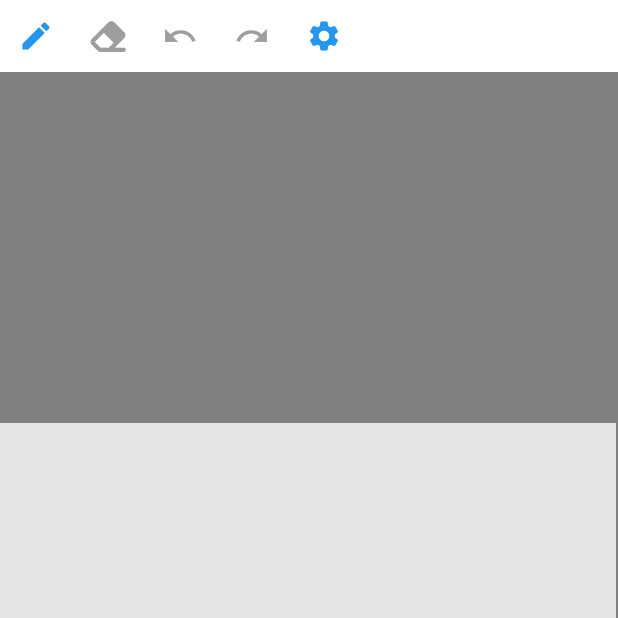
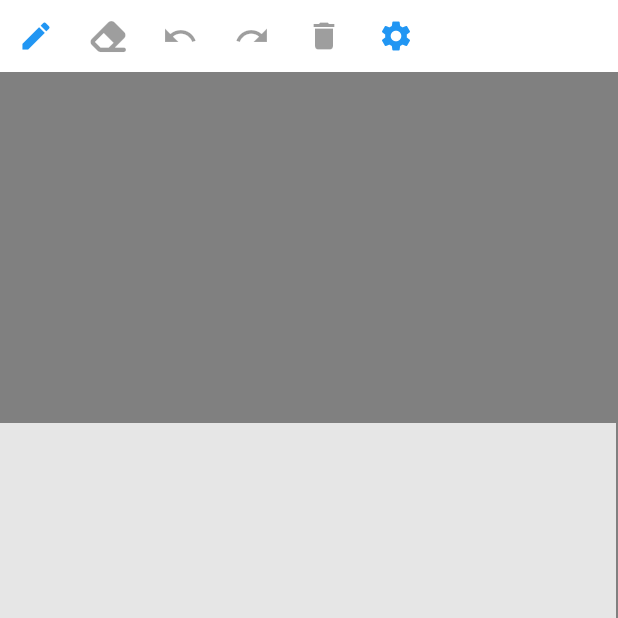
Before and after one commit to satochibi/mng_draw, a Flutter app: the screen it shows after launch, on a phone screen of 412 x 824 dp, the top half of it. Run offline on Flutter 3.47's test engine with Material 2 defaults, Android fonts, the phone set to English and light mode, and no system bars; our stand-ins replace font_awesome_flutter.

Commit message:
Undo, Delete機能を実装

```diff
--- a/lib/screens/edit_screen.dart
+++ b/lib/screens/edit_screen.dart
@@ -1,8 +1,7 @@
-import 'dart:io';
-
 import 'package:flutter/material.dart';
 import 'package:provider/provider.dart';
 import 'package:font_awesome_flutter/font_awesome_flutter.dart';
+import 'package:mng_draw/models/strokes_model.dart';
 import 'package:mng_draw/models/settings_model.dart';
 import 'package:mng_draw/widgets/art_board.dart';
 import 'package:mng_draw/screens/choose_pen_screen.dart';
@@ -14,6 +13,7 @@ class EditScreen extends StatelessWidget {
   @override
   Widget build(BuildContext context) {
     final settings = Provider.of<SettingsModel>(context);
+    final strokes = Provider.of<StrokesModel>(context);
 
     return Scaffold(
       body: Container(
@@ -50,9 +50,26 @@ class EditScreen extends StatelessWidget {
                     },
                   ),
                   const IconButton(
-                      icon: FaIcon(FontAwesomeIcons.eraser), onPressed: null),
-                  const IconButton(icon: Icon(Icons.undo), onPressed: null),
-                  const IconButton(icon: Icon(Icons.redo), onPressed: null),
+                    icon: FaIcon(FontAwesomeIcons.eraser),
+                    color: Colors.blue,
+                    onPressed: null,
+                  ),
+                  IconButton(
+                    icon: const Icon(Icons.undo),
+                    color: Colors.blue,
+                    onPressed:
+                        strokes.isEmpty ? null : () => strokes.removeLast(),
+                  ),
+                  const IconButton(
+                    icon: Icon(Icons.redo),
+                    color: Colors.blue,
+                    onPressed: null,
+                  ),
+                  IconButton(
+                    icon: const Icon(Icons.delete),
+                    color: Colors.blue,
+                    onPressed: strokes.isEmpty ? null : () => strokes.clear(),
+                  ),
                   IconButton(
                       icon: const Icon(Icons.settings),
                       color: Colors.blue,
```
Also changed, not shown: lib/models/strokes_model.dart (+10 -0 lines).
